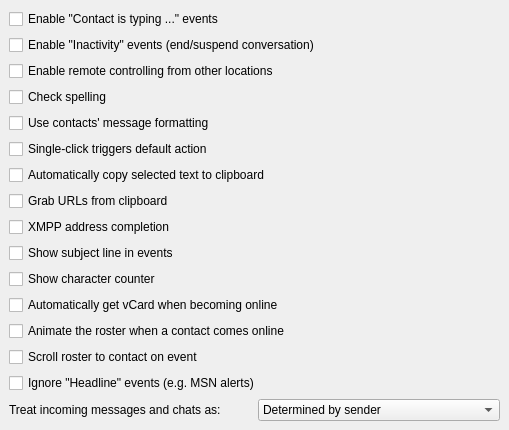
psi-im/psi, file src/options/opt_advanced.ui: the form before one commit.
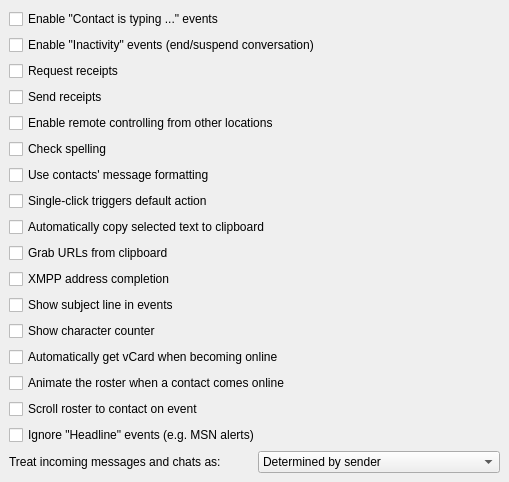
The form after the commit.

Commit message: Added receipts support to ui

Patch:
```diff
--- a/src/options/opt_advanced.ui
+++ b/src/options/opt_advanced.ui
@@ -33,6 +33,20 @@
      </property>
     </widget>
    </item>
+   <item>
+    <widget class="QCheckBox" name="ck_requestReceipts" >
+     <property name="text" >
+      <string>Request receipts</string>
+     </property>
+    </widget>
+   </item>
+   <item>
+    <widget class="QCheckBox" name="ck_sendReceipts" >
+     <property name="text" >
+      <string>Send receipts</string>
+     </property>
+    </widget>
+   </item>
    <item>
     <widget class="QCheckBox" name="ck_rc" >
      <property name="text" >
```
The commit also changes 12 other files.
